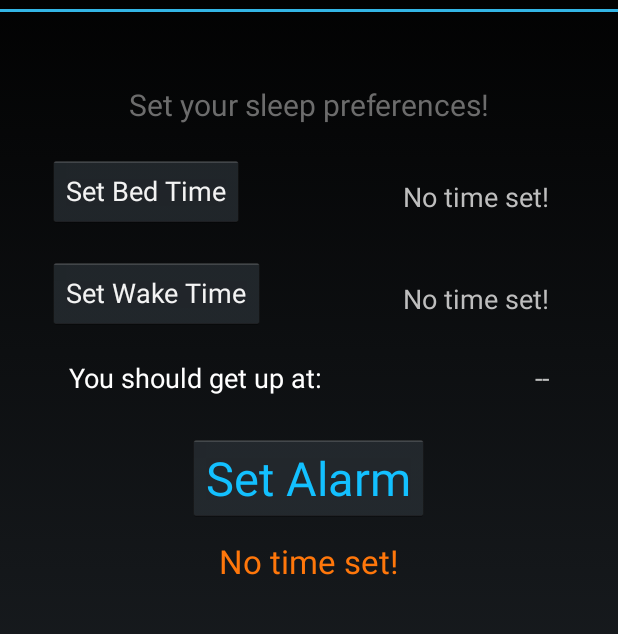
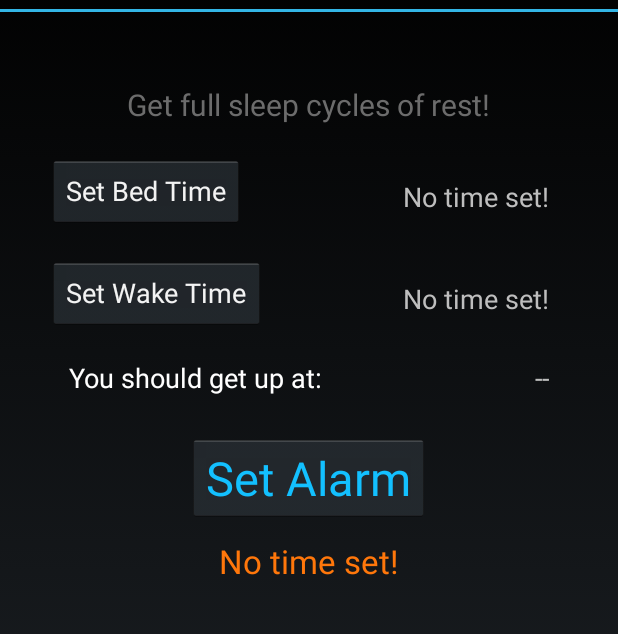
Before and after one commit to gordontang/Smart-Sleeper, an Android app: the screen it shows after launch (MainActivity), on a phone screen of 412 x 824 dp, the part 60-694 px from its top. Run offline under Robolectric (Android 15) with nearby library versions, the phone set to English and light mode, and no system bars.

Commit message:
Strings.xml update

```diff
--- a/app/src/main/res/values/strings.xml
+++ b/app/src/main/res/values/strings.xml
@@ -15,7 +15,7 @@
     <!-- Preferences - string definitions -->
     <string name="set_time">Time</string>
     <string name="set_date">Date</string>
-    <string name="desc_settings">Set your sleep preferences!</string>
+    <string name="desc_settings">Get full sleep cycles of rest!</string>
     <string name="pick_bedTime">Set Bed Time</string>
     <string name="pick_wakeTime">Set Wake Time</string>
     <string name="no_Time">No time set!</string>
```
